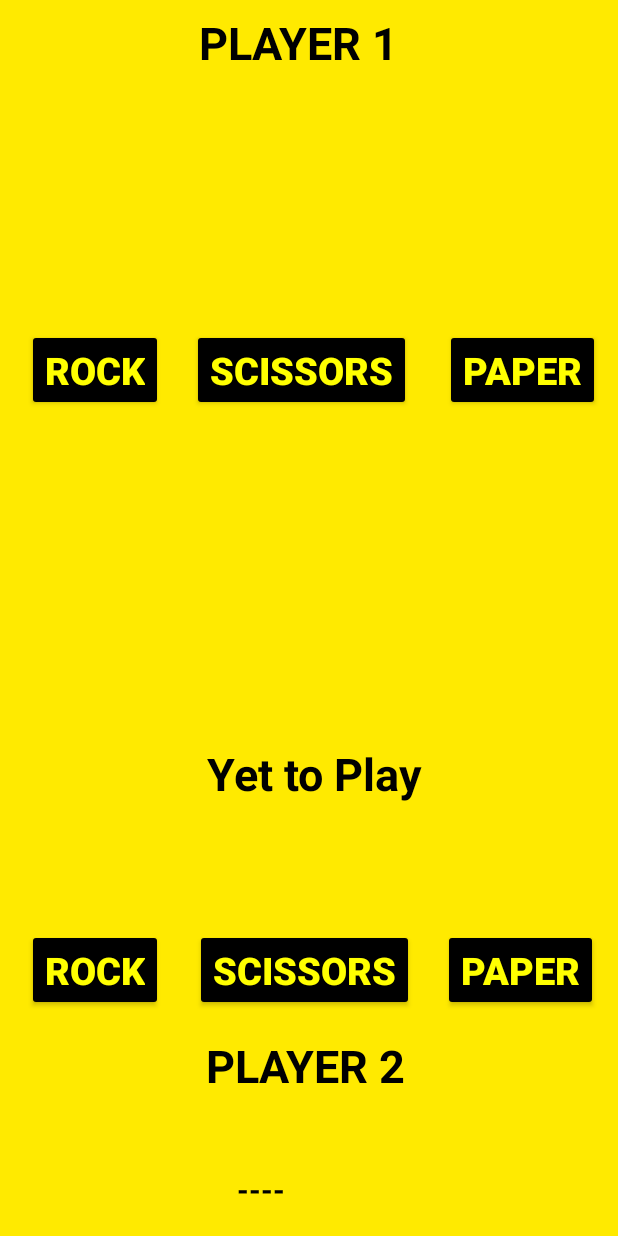
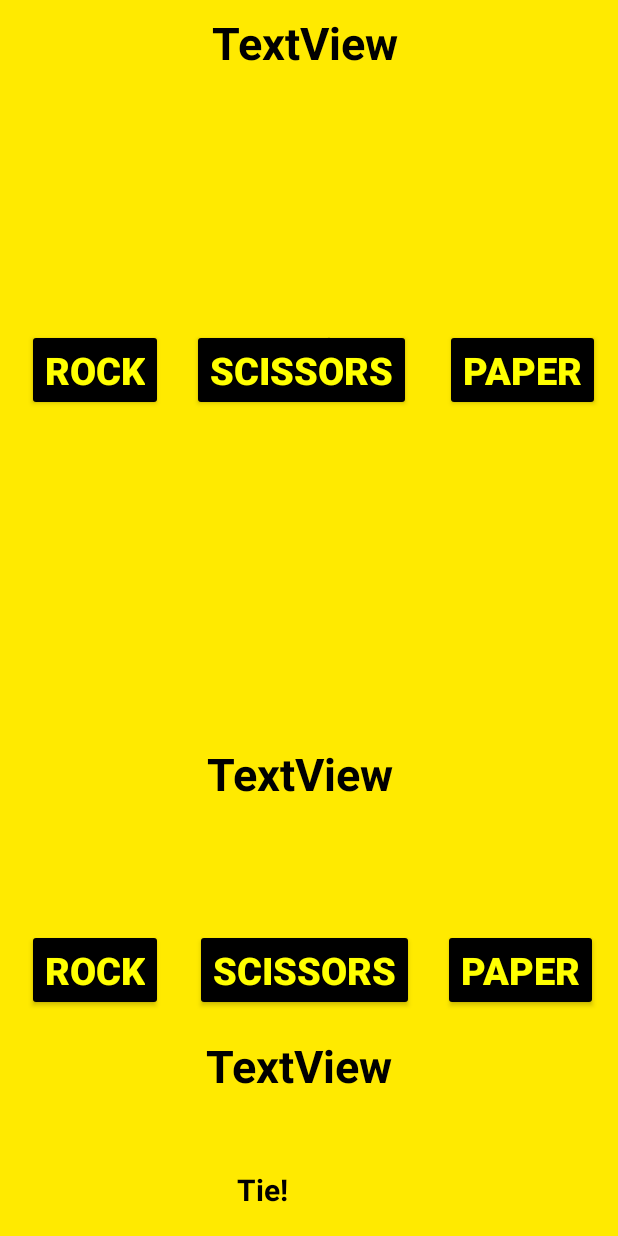
Before and after one commit to abirftw/RockPaperScissors, an Android app: the GameView screen opened directly, with no data from a screen before it, after a tap on "ROCK", on a phone screen of 412 x 824 dp. Run offline under Robolectric (Android 15) with nearby library versions, the phone set to English and light mode, and no system bars; 14 statements that could not run were skipped.

Commit message:
Change the game handling code for better performance

```diff
--- a/app/src/main/java/com/example/rockpaperscissors/GameView.java
+++ b/app/src/main/java/com/example/rockpaperscissors/GameView.java
@@ -2,150 +2,108 @@ package com.example.rockpaperscissors;
 
 import android.app.Activity;
 import android.os.Bundle;
+import android.os.Handler;
 import android.view.View;
 import android.widget.Button;
+import android.widget.ProgressBar;
 import android.widget.TextView;
 
-import com.example.rockpaperscissors.R;
-
-import java.util.Random;
+import java.security.SecureRandom;
+import java.util.Timer;
+import java.util.TimerTask;
 
 public class GameView extends Activity {
-    int x = 0;
-    int pos1 = 0, pos2 = 0;
-    boolean p1_played = false, p2_played = false;
+    private Game gameComp = new Game(false, false);
+    private ProgressBar computerLoading;
+    private TextView compStatus;
+    private TextView playStatus;
+    private TextView result;
+    Handler mHandler = new Handler();
+    Timer timePast = new Timer();
+    private Button[] states = new Button[3];
+    SecureRandom rand = new SecureRandom();
+    int gameStatus = 0;
     @Override
     public void onCreate(Bundle savedInstance){
         super.onCreate(savedInstance);
         setContentView(R.layout.game_view);
-        x = getIntent().getIntExtra("str", 0);
-        if(x == 1) pos1 = rand();
-        final TextView play1 = (TextView) findViewById(R.id.op1);
-        final TextView play2 = (TextView) findViewById(R.id.op2);
-        final TextView result = (TextView) findViewById(R.id.result);
-        final TextView p1 = (TextView) findViewById(R.id.p1);
-        final TextView p2 = (TextView) findViewById(R.id.p2);
-        Button[] button_p1 = new Button[3];
-        Button[] button_p2 = new Button[3];
-        button_p1[0] = (Button) findViewById(R.id.p1_rock);
-        button_p1[1] = (Button) findViewById(R.id.p1_paper);
-        button_p1[2] = (Button) findViewById(R.id.p1_scissors);
-        button_p2[0] = (Button) findViewById(R.id.p2_rock);
-        button_p2[1] = (Button) findViewById(R.id.p2_paper);
-        button_p2[2] = (Button) findViewById(R.id.p2_scissors);
-        if(!p1_played || !p2_played){
-            if(!p1_played){
-                play1.setText("Yet to Play");
+        states[0] = findViewById(R.id.p1_rock);
+        states[1] = findViewById(R.id.p1_paper);
+        states[2] = findViewById(R.id.p1_scissors);
+        computerLoading = findViewById(R.id.progressBar);
+        compStatus = findViewById(R.id.compStatus);
+        playStatus = findViewById(R.id.play_status);
+        result = (TextView) findViewById(R.id.result);
+        new Thread(new Runnable() {
+            @Override
+            public void run() {
+                while (!gameComp.isP1_played() || !gameComp.isP2_played());
+                gameStatus = gameComp.calculate();
+                playStatus.setText(gameComp.getP2_status());
+                compStatus.setText(gameComp.getP1_status());
+                switch (gameStatus){
+                    case 0:
+                        result.setText("Tie!");
+                        break;
+                    case 1:
+                        result.setText("Computer Wins!");
+                        break;
+                    case 2:
+                        result.setText("You Win!");
+                }
             }
-            if(!p2_played){
-                play2.setText("Yet to Play");
+        }).start();
+        new Thread(new Runnable() {
+            @Override
+            public void run() {
+                compStatus.setText("Thinking");
+                int temp = 50 + rand.nextInt(50);
+                if(temp < 0) temp *= -1;
+                while (temp > 0){
+                    --temp;
+                    android.os.SystemClock.sleep(30);
+                }
+                computerLoading.setVisibility(View.INVISIBLE);
+                temp = rand.nextInt() % 3;
+                if(temp < 0) temp *= -1;
+                switch (temp){
+                    case 0:
+                        gameComp.setP1_status(Game.Options.ROCK);
+                        break;
+                    case 1:
+                        gameComp.setP1_status(Game.Options.PAPER);
+                        break;
+                    case 2:
+                        gameComp.setP1_status(Game.Options.SCISSORS);
+                }
+                gameComp.setP1_played(true);
+                compStatus.setText("Played");
+
             }
-            result.setText("----");
-            if(x == 1){
-                p1.setText(getString(R.string.comp));
-                p2.setText(getString(R.string.player));
-            } else {
-                p1.setText(getString(R.string.player) + " 1");
-                p2.setText(getString(R.string.player) + " 2");
-            }
-        }
-        if(x == 1){
-            p1_played = true;
-            play1.setText("-----");
-            calculate(play1, play2, result);
-        } else {
-            button_p1[0].setOnClickListener(new View.OnClickListener() {
-                public void onClick(View v) {
-                    pos1 = 0;
-                    p1_played = true;
-                    play1.setText("-----");
-                    calculate(play2, play1, result);
-                }
-            });
-            button_p1[1].setOnClickListener(new View.OnClickListener() {
-                public void onClick(View v) {
-                    pos1 = 1;
-                    p1_played = true;
-                    play1.setText("-----");
-                    calculate(play2, play1, result);
-                }
-            });
-            button_p1[2].setOnClickListener(new View.OnClickListener() {
-                public void onClick(View v) {
-                    pos1 = 2;
-                    p1_played = true;
-                    play1.setText("-----");
-                    calculate(play2, play1, result);
-                }
-            });
-        }
-        button_p2[0].setOnClickListener(new View.OnClickListener() {
-            public void onClick(View v) {
-                pos2 = 0;
-                p2_played = true;
-                play2.setText("-----");
-                calculate(play2, play1, result);
+        }).start();
+        states[0].setOnClickListener(new View.OnClickListener() {
+            @Override
+            public void onClick(View view) {
+                playStatus.setText("Played");
+                gameComp.setP2_status(Game.Options.ROCK);
+                gameComp.setP2_played(true);
             }
         });
-        button_p2[1].setOnClickListener(new View.OnClickListener() {
-            public void onClick(View v) {
-                pos2 = 1;
-                p2_played = true;
-                play2.setText("-----");
-                calculate(play2, play1, result);
+        states[1].setOnClickListener(new View.OnClickListener() {
+            @Override
+            public void onClick(View view) {
+                playStatus.setText("Played");
+                gameComp.setP2_status(Game.Options.PAPER);
+                gameComp.setP2_played(true);
             }
         });
-        button_p2[2].setOnClickListener(new View.OnClickListener() {
-            public void onClick(View v) {
-                pos2 = 2;
-                p2_played = true;
-                play2.setText("-----");
-                calculate(play2, play1, result);
+        states[2].setOnClickListener(new View.OnClickListener() {
+            @Override
+            public void onClick(View view) {
+                playStatus.setText("Played");
+                gameComp.setP2_status(Game.Options.SCISSORS);
+                gameComp.setP2_played(true);
             }
         });
-
-    }
-    int rand(){
-        Random r = new Random();
-        return r.nextInt(3);
-    }
-    void calculate(TextView play1, TextView play2, TextView result)
-    {
-        String[] ans = new String[3];
-        if(p1_played && p2_played){
-            switch (pos1)
-            {
-                case 0 :
-                    play2.setText(getString(R.string.rock));
-                    break;
-                case 1:
-                    play2.setText(getString(R.string.paper));
-                    break;
-                case 2:
-                    play2.setText(getString(R.string.scissors));
-                    break;
-            }
-            switch (pos2)
-            {
-                case 0 :
-                    play1.setText(getString(R.string.rock));
-                    break;
-                case 1:
-                    play1.setText(getString(R.string.paper));
-                    break;
-                case 2:
-                    play1.setText(getString(R.string.scissors));
-                    break;
-            }
-            if(pos1 == pos2){
-                result.setText("TIE!");
-            } else {
-                if((pos1 == 0 && pos2 == 2) || (pos1 == 1 && pos2 == 0) || (pos1 == 2 && pos2 == 1)){
-                    result.setText("Player 1 Wins!");
-                } else {
-                    result.setText("Player 2 Wins!");
-                }
-            }
-        }
     }
 }
```
